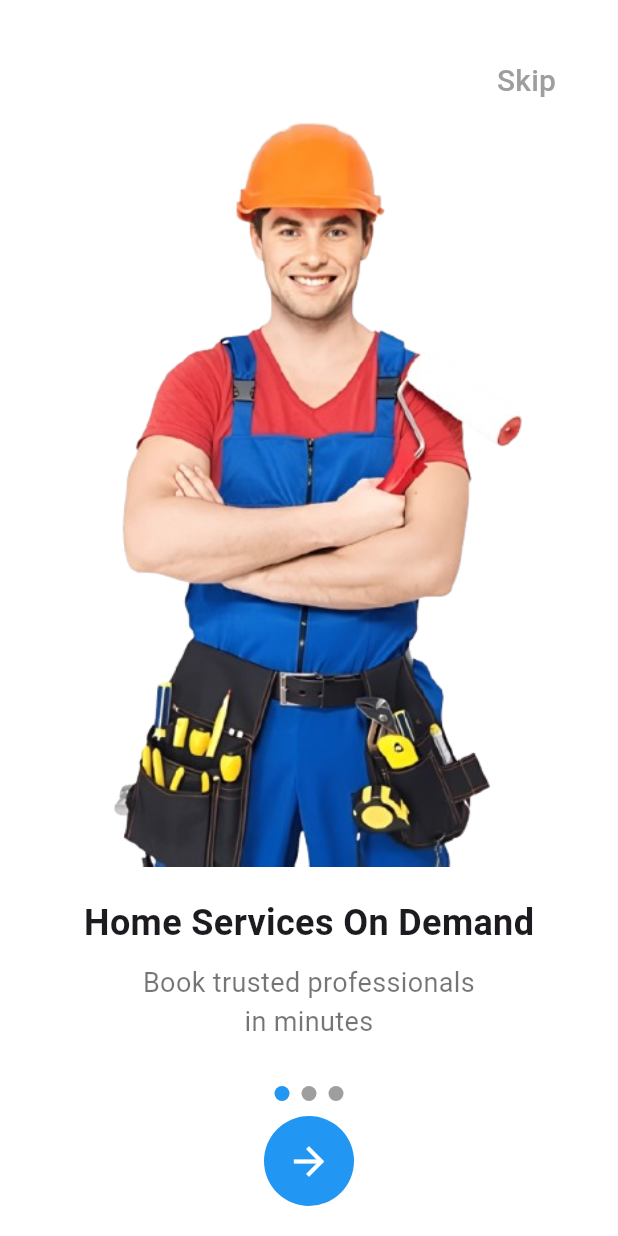
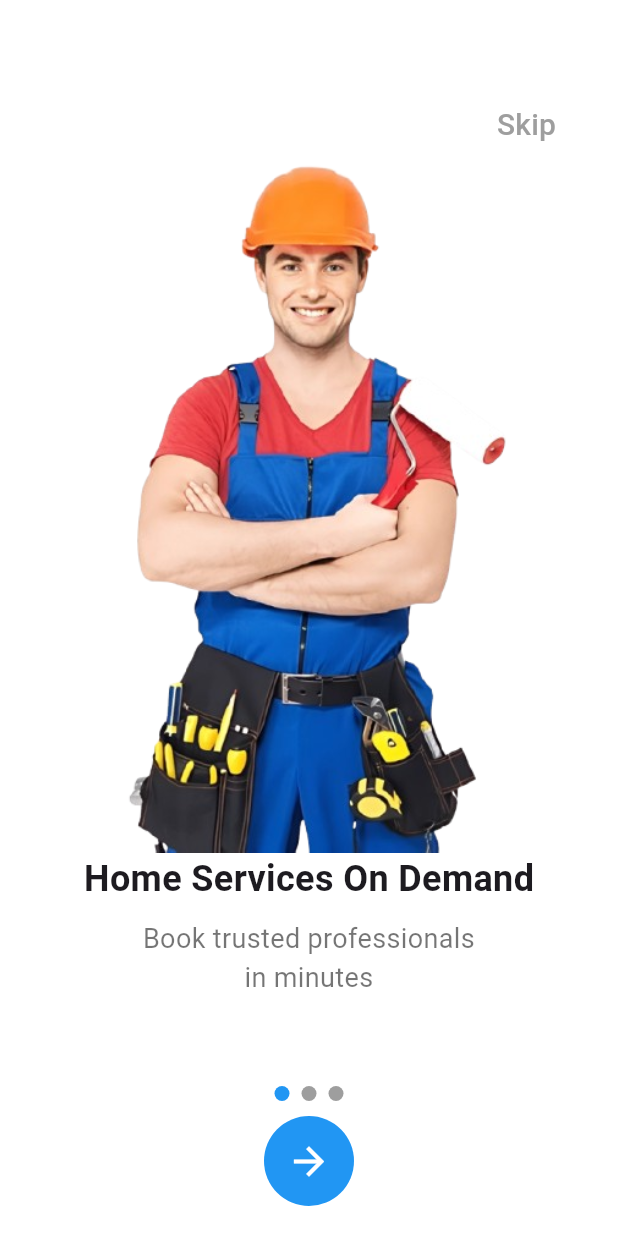
Before and after one commit to Akash957/prolife_service, a Flutter app: the screen it shows after launch, on a phone screen of 412 x 824 dp. Run offline on Flutter 3.47's test engine with Material 3 defaults, Android fonts, the phone set to English and light mode, and no system bars; our stand-ins replace cloud_firestore, firebase_auth, firebase_core, firebase_storage, flutter_rating_bar, fluttertoast and 5 more; accounts and stored records are empty.

Commit message:
ui update new

```diff
--- a/lib/home_page_view/service_details.dart
+++ b/lib/home_page_view/service_details.dart
@@ -61,7 +61,7 @@ class _ServiceDetailsPageState extends State<ServiceDetailsPage> {
         ],
       ),
       bottomSheet: Padding(
-        padding: const EdgeInsets.only(bottom:20),
+        padding: const EdgeInsets.only(bottom:50),
         child: SizedBox(
           width: 250,
           height: 45,
--- a/lib/view/onboarding/Onboarding2.dart
+++ b/lib/view/onboarding/Onboarding2.dart
@@ -7,11 +7,13 @@ class Onboarding2 extends StatelessWidget {
 
   @override
   Widget build(BuildContext context) {
+    var widthScreen = MediaQuery.of(context).size.width;
+    var heightScreen = MediaQuery.of(context).size.height;
     return Center(
       child: Column(
         mainAxisAlignment: MainAxisAlignment.center,
         children: [
-          Image.asset(data.image, width: 500, height: 500),
+          Image.asset(data.image,  width: widthScreen*0.97, height: heightScreen*0.56),
           const SizedBox(height: 20),
           Padding(
             padding: const EdgeInsets.only(left: 20),
--- a/lib/view/onboarding/onboarding1.dart
+++ b/lib/view/onboarding/onboarding1.dart
@@ -12,6 +12,8 @@ class Onboarding1 extends StatelessWidget {
 
   @override
   Widget build(BuildContext context) {
+    var widthScreen = MediaQuery.of(context).size.width;
+    var heightScreen = MediaQuery.of(context).size.height;
     return Center(
       child: Column(
         mainAxisAlignment: MainAxisAlignment.center,
@@ -30,8 +32,7 @@ class Onboarding1 extends StatelessWidget {
                 child: const Text("Skip",
                     style: TextStyle(color: Colors.grey, fontSize: 20))),
           ),
-          Image.asset(data.image, width: 500, height: 500),
-          const SizedBox(height: 20),
+          Image.asset(data.image, width: widthScreen*0.97, height: heightScreen*0.56),
           Text(
             data.title,
             style: const TextStyle(fontSize: 24, fontWeight: FontWeight.bold),
--- a/lib/view/onboarding/onboarding3.dart
+++ b/lib/view/onboarding/onboarding3.dart
@@ -8,11 +8,13 @@ class Onboarding3 extends StatelessWidget {
 
   @override
   Widget build(BuildContext context) {
+    var widthScreen = MediaQuery.of(context).size.width;
+    var heightScreen = MediaQuery.of(context).size.height;
     return Center(
       child: Column(
         mainAxisAlignment: MainAxisAlignment.center,
         children: [
-          Image.asset(data.image, width: 500, height: 500),
+          Image.asset(data.image, width: widthScreen*0.97, height: heightScreen*0.56),
           const SizedBox(height: 20),
           Text(
             data.title,
--- a/lib/view/screen/account_create_successfully.dart
+++ b/lib/view/screen/account_create_successfully.dart
@@ -74,6 +74,7 @@ class _AccountCreateSuccessfullyState extends State<AccountCreateSuccessfully> {
                 ),
               ),
             ),
+            SizedBox(height: 50,),
           ],
         ),
       ),
```
Also changed, not shown: lib/home_page_view/booking_summery.dart (+15 -10 lines), 4 other files.
